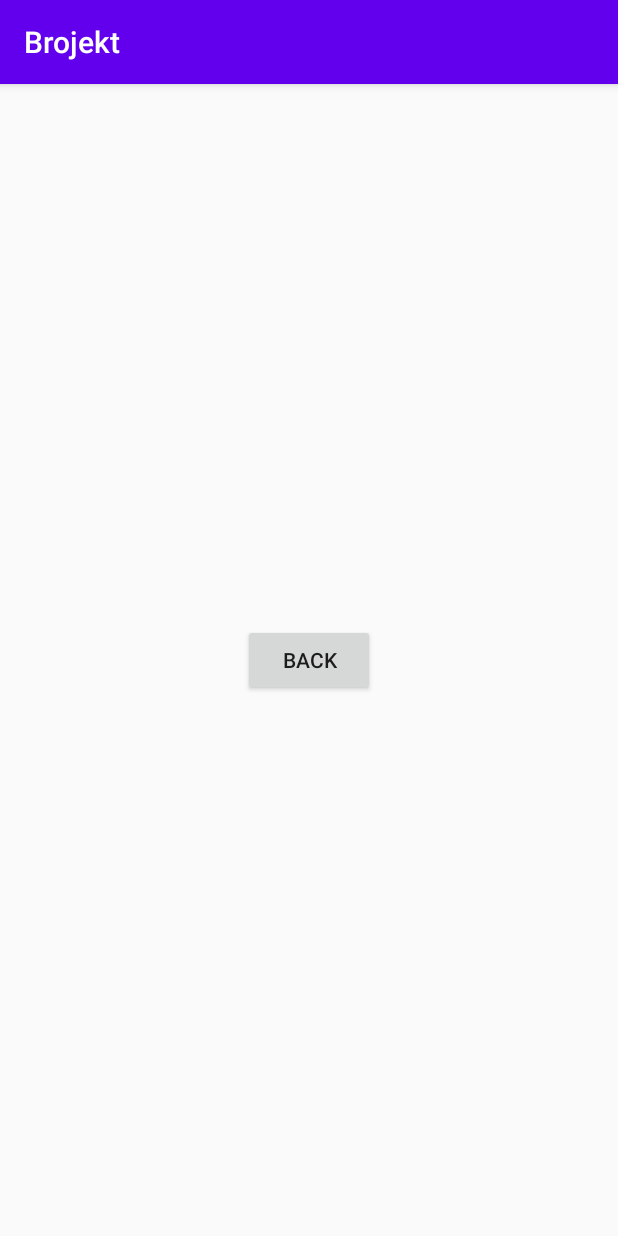
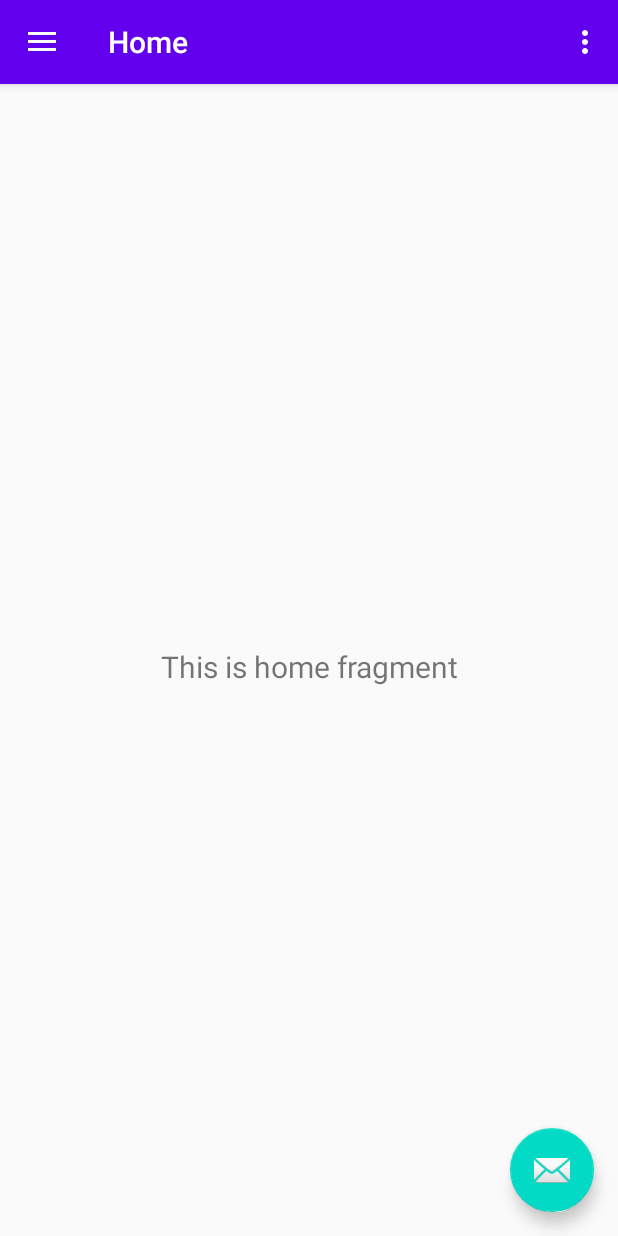
Before and after one commit to AMansou/Android-Car-App, an Android app: the CustomerHome_1172631_1171821 screen opened directly, with no data from a screen before it, on a phone screen of 412 x 824 dp. Run offline under Robolectric (Android 15) with nearby library versions, the phone set to English and light mode, and no system bars; our stand-ins replace navigation-ui.

Commit message:
Project has been unfucked somewhat, minor errors

```diff
--- a/app/src/main/java/com/example/brojekt/CustomerHome_1172631_1171821.java
+++ b/app/src/main/java/com/example/brojekt/CustomerHome_1172631_1171821.java
@@ -1,28 +1,63 @@
 package com.example.brojekt;
 
-import androidx.appcompat.app.AppCompatActivity;
-
-import android.content.Intent;
 import android.os.Bundle;
 import android.view.View;
-import android.widget.Button;
+import android.view.Menu;
+
+import com.google.android.material.floatingactionbutton.FloatingActionButton;
+import com.google.android.material.snackbar.Snackbar;
+import com.google.android.material.navigation.NavigationView;
+
+import androidx.navigation.NavController;
+import androidx.navigation.Navigation;
+import androidx.navigation.ui.AppBarConfiguration;
+import androidx.navigation.ui.NavigationUI;
+import androidx.drawerlayout.widget.DrawerLayout;
+import androidx.appcompat.app.AppCompatActivity;
+import androidx.appcompat.widget.Toolbar;
 
 public class CustomerHome_1172631_1171821 extends AppCompatActivity {
+
+    private AppBarConfiguration mAppBarConfiguration;
 
     @Override
     protected void onCreate(Bundle savedInstanceState) {
         super.onCreate(savedInstanceState);
         setContentView(R.layout.activity_customer_home_1172631_1171821);
-        Button back=(Button) findViewById(R.id.back);
-        back.setOnClickListener(new View.OnClickListener() {
+        Toolbar toolbar = findViewById(R.id.toolbar);
+        setSupportActionBar(toolbar);
+        FloatingActionButton fab = findViewById(R.id.fab);
+        fab.setOnClickListener(new View.OnClickListener() {
             @Override
             public void onClick(View view) {
-                Intent intent = new Intent(CustomerHome_1172631_1171821.this,Login_1172631_1171821.class);
-                CustomerHome_1172631_1171821.this.startActivity(intent);
-                finish();
-
-
+                Snackbar.make(view, "Replace with your own action", Snackbar.LENGTH_LONG)
+                        .setAction("Action", null).show();
             }
         });
+        DrawerLayout drawer = findViewById(R.id.drawer_layout);
+        NavigationView navigationView = findViewById(R.id.nav_view);
+        // Passing each menu ID as a set of Ids because each
+        // menu should be considered as top level destinations.
+        mAppBarConfiguration = new AppBarConfiguration.Builder(
+                R.id.nav_home, R.id.nav_gallery, R.id.nav_slideshow)
+                .setDrawerLayout(drawer)
+                .build();
+        NavController navController = Navigation.findNavController(this, R.id.nav_host_fragment);
+        NavigationUI.setupActionBarWithNavController(this, navController, mAppBarConfiguration);
+        NavigationUI.setupWithNavController(navigationView, navController);
+    }
+
+    @Override
+    public boolean onCreateOptionsMenu(Menu menu) {
+        // Inflate the menu; this adds items to the action bar if it is present.
+        getMenuInflater().inflate(R.menu.customer_home_1172631_1171821, menu);
+        return true;
+    }
+
+    @Override
+    public boolean onSupportNavigateUp() {
+        NavController navController = Navigation.findNavController(this, R.id.nav_host_fragment);
+        return NavigationUI.navigateUp(navController, mAppBarConfiguration)
+                || super.onSupportNavigateUp();
     }
 }
--- a/app/src/main/java/com/example/brojekt/Login_1172631_1171821.java
+++ b/app/src/main/java/com/example/brojekt/Login_1172631_1171821.java
@@ -80,7 +80,7 @@ SharedPrefManager shared;
                     shared.writeString("password",password.getText().toString());
                 }
 
-                Intent intent = new Intent( Login_1172631_1171821.this, CustomerHome2_1172631_1171821.class);
+                Intent intent = new Intent( Login_1172631_1171821.this, CustomerHome_1172631_1171821.class);
                 Login_1172631_1171821.this.startActivity(intent);
                 finish();
             }
--- a/app/src/main/java/com/example/brojekt/ui/home/HomeFragment.java
+++ b/app/src/main/java/com/example/brojekt/ui/home/HomeFragment.java
@@ -20,18 +20,14 @@ public class HomeFragment extends Fragment {
 
     public View onCreateView(@NonNull LayoutInflater inflater,
                              ViewGroup container, Bundle savedInstanceState) {
-
         homeViewModel =
                 ViewModelProviders.of(this).get(HomeViewModel.class);
         View root = inflater.inflate(R.layout.fragment_home, container, false);
-
-        final TextView history=(TextView) root.findViewById(R.id.history);
-        history.setText("The history of our historic company is very impressive we are objectively \n the best company evaaar");
         final TextView textView = root.findViewById(R.id.text_home);
         homeViewModel.getText().observe(getViewLifecycleOwner(), new Observer<String>() {
             @Override
             public void onChanged(@Nullable String s) {
-               textView.setText("");
+                textView.setText(s);
             }
         });
         return root;
--- a/app/src/main/res/layout/activity_customer_home_1172631_1171821.xml
+++ b/app/src/main/res/layout/activity_customer_home_1172631_1171821.xml
@@ -1,18 +1,25 @@
 <?xml version="1.0" encoding="utf-8"?>
-<androidx.constraintlayout.widget.ConstraintLayout xmlns:android="http://schemas.android.com/apk/res/android"
+<androidx.drawerlayout.widget.DrawerLayout xmlns:android="http://schemas.android.com/apk/res/android"
     xmlns:app="http://schemas.android.com/apk/res-auto"
     xmlns:tools="http://schemas.android.com/tools"
+    android:id="@+id/drawer_layout"
     android:layout_width="match_parent"
     android:layout_height="match_parent"
-    tools:context=".CustomerHome_1172631_1171821">
+    android:fitsSystemWindows="true"
+    tools:openDrawer="start">
 
-    <Button
-        android:id="@+id/back"
+    <include
+        layout="@layout/app_bar_customer_home_1172631_1171821"
+        android:layout_width="match_parent"
+        android:layout_height="match_parent" />
+
+    <com.google.android.material.navigation.NavigationView
+        android:id="@+id/nav_view"
         android:layout_width="wrap_content"
-        android:layout_height="wrap_content"
-        android:text="Back"
-        app:layout_constraintBottom_toBottomOf="parent"
-        app:layout_constraintEnd_toEndOf="parent"
-        app:layout_constraintStart_toStartOf="parent"
-        app:layout_constraintTop_toTopOf="parent" />
-</androidx.constraintlayout.widget.ConstraintLayout>
+        android:layout_height="match_parent"
+        android:layout_gravity="start"
+        android:fitsSystemWindows="true"
+        app:headerLayout="@layout/nav_header_customer_home_1172631_1171821"
+        app:menu="@menu/activity_customer_home_1172631_1171821_drawer" />
+
+</androidx.drawerlayout.widget.DrawerLayout>
--- a/app/src/main/res/layout/app_bar_customer_home2_1172631_1171821.xml
+++ b/app/src/main/res/layout/app_bar_customer_home_1172631_1171821.xml
@@ -4,7 +4,7 @@
     xmlns:tools="http://schemas.android.com/tools"
     android:layout_width="match_parent"
     android:layout_height="match_parent"
-    tools:context=".CustomerHome2_1172631_1171821">
+    tools:context=".CustomerHome_1172631_1171821">
 
     <com.google.android.material.appbar.AppBarLayout
         android:layout_width="match_parent"
@@ -20,7 +20,7 @@
 
     </com.google.android.material.appbar.AppBarLayout>
 
-    <include layout="@layout/content_customer_home2_1172631_1171821" />
+    <include layout="@layout/content_customer_home_1172631_1171821" />
 
     <com.google.android.material.floatingactionbutton.FloatingActionButton
         android:id="@+id/fab"
--- a/app/src/main/res/layout/fragment_car.xml
+++ b/app/src/main/res/layout/fragment_car.xml
@@ -11,7 +11,7 @@
         android:id="@+id/hola"
         android:layout_width="271dp"
         android:layout_height="84dp"
-        android:text="@string/hello_blank_fragment"
+        android:text="hello "
         app:layout_constraintBottom_toBottomOf="parent"
         app:layout_constraintEnd_toEndOf="parent"
         app:layout_constraintStart_toStartOf="parent"
--- /dev/null
+++ b/app/src/main/res/menu/activity_customer_home_1172631_1171821_drawer.xml
@@ -0,0 +1,20 @@
+<?xml version="1.0" encoding="utf-8"?>
+<menu xmlns:android="http://schemas.android.com/apk/res/android"
+    xmlns:tools="http://schemas.android.com/tools"
+    tools:showIn="navigation_view">
+
+    <group android:checkableBehavior="single">
+        <item
+            android:id="@+id/nav_home"
+            android:icon="@drawable/ic_menu_camera"
+            android:title="@string/menu_home" />
+        <item
+            android:id="@+id/nav_gallery"
+            android:icon="@drawable/ic_menu_gallery"
+            android:title="@string/menu_gallery" />
+        <item
+            android:id="@+id/nav_slideshow"
+            android:icon="@drawable/ic_menu_slideshow"
+            android:title="@string/menu_slideshow" />
+    </group>
+</menu>
--- a/app/src/main/res/navigation/mobile_navigation.xml
+++ b/app/src/main/res/navigation/mobile_navigation.xml
@@ -40,9 +40,4 @@
         android:name="com.example.brojekt.ui.slideshow.SlideshowFragment"
         android:label="@string/menu_slideshow"
         tools:layout="@layout/fragment_slideshow" />
-    <fragment
-        android:id="@+id/favorites"
-        android:name="com.example.brojekt.ui.favorites.FavoritesFragment"
-        android:label="@string/favorites"
-        tools:layout="@layout/fragment_favorites" />
 </navigation>
--- a/app/src/main/res/values/strings.xml
+++ b/app/src/main/res/values/strings.xml
@@ -18,4 +18,8 @@
     <string name="title_activity_admin_page_1172631_1171821">adminPage_1172631_1171821</string>
     <string name="title_activity_admin_page11726311171821">adminPage_1172631_1171821</string>
     <string name="title_activity_admin_1172631_1171821">admin_activity_1172631_1171821</string>
+    <string name="title_activity_customer_home_1172631_1171821">CustomerHome_1172631_1171821
+    </string>
+
+    <string name="home_second">Home Second</string>
 </resources>
```
Also changed, not shown: app/src/main/AndroidManifest.xml (+8 -6 lines), app/src/main/java/com/example/brojekt/CustomerHome2_1172631_1171821.java (deleted, +0 -92 lines), app/src/main/java/com/example/brojekt/ui/favorites/FavoritesFragment.java (deleted, +0 -26 lines), app/src/main/java/com/example/brojekt/ui/gallery/GalleryFragment.java (+9 -9 lines), app/src/main/res/layout/activity_customer_home2_1172631_1171821.xml (deleted, +0 -25 lines), app/src/main/res/layout/fragment_favorites.xml (deleted, +0 -19 lines), app/src/main/res/layout/fragment_home.xml (+0 -13 lines), app/src/main/res/menu/activity_customer_home2_1172631_1171821_drawer.xml (deleted, +0 -42 lines), app/src/main/res/layout/content_customer_home_1172631_1171821.xml (renamed from app/src/main/res/layout/content_customer_home2_1172631_1171821.xml), app/src/main/res/layout/nav_header_customer_home_1172631_1171821.xml (renamed from app/src/main/res/layout/nav_header_customer_home2_1172631_1171821.xml), app/src/main/res/menu/customer_home_1172631_1171821.xml (renamed from app/src/main/res/menu/customer_home2_1172631_1171821.xml).
